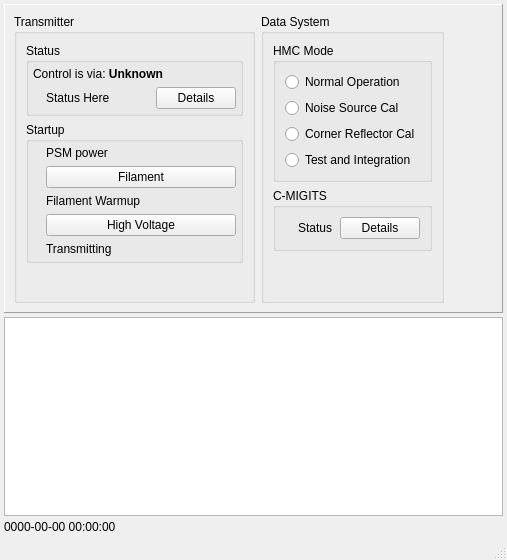
The window that src/hcrgui/HcrGuiMainWindow.ui (NCAR/HCR_instrument) describes before a commit, drawn with Qt 5.
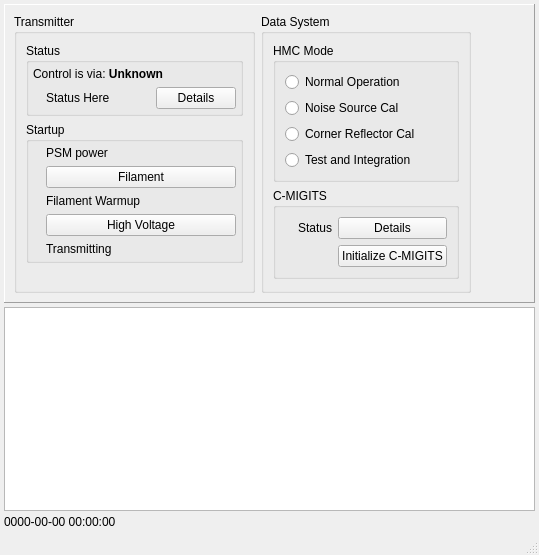
The same window after the commit. Icons and pictures are not drawn.

Commit message: Added a new button to the GUI to start a C-MIGITS initialization. This makes use of the new cmigitsdaemonrpcclient tool.

```diff
--- a/src/hcrgui/HcrGuiMainWindow.ui
+++ b/src/hcrgui/HcrGuiMainWindow.ui
@@ -6,8 +6,8 @@
    <rect>
     <x>0</x>
     <y>0</y>
-    <width>507</width>
-    <height>560</height>
+    <width>539</width>
+    <height>555</height>
    </rect>
   </property>
   <property name="windowTitle">
@@ -431,6 +431,13 @@
                </property>
               </widget>
              </item>
+             <item row="1" column="2">
+              <widget class="QPushButton" name="cmigitsInitButton">
+               <property name="text">
+                <string>Initialize C-MIGITS</string>
+               </property>
+              </widget>
+             </item>
             </layout>
            </widget>
           </item>
@@ -442,7 +449,7 @@
             <property name="sizeHint" stdset="0">
              <size>
               <width>20</width>
-              <height>40</height>
+              <height>2</height>
              </size>
             </property>
            </spacer>
```
The commit also changes 4 other files.
